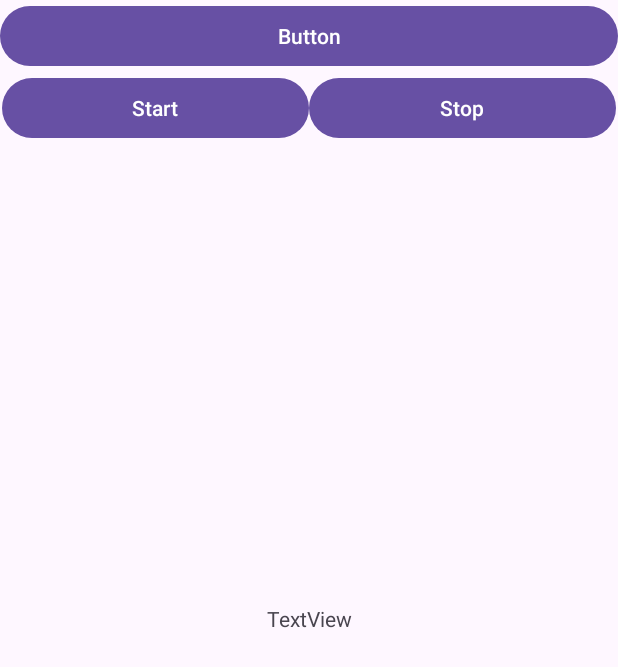
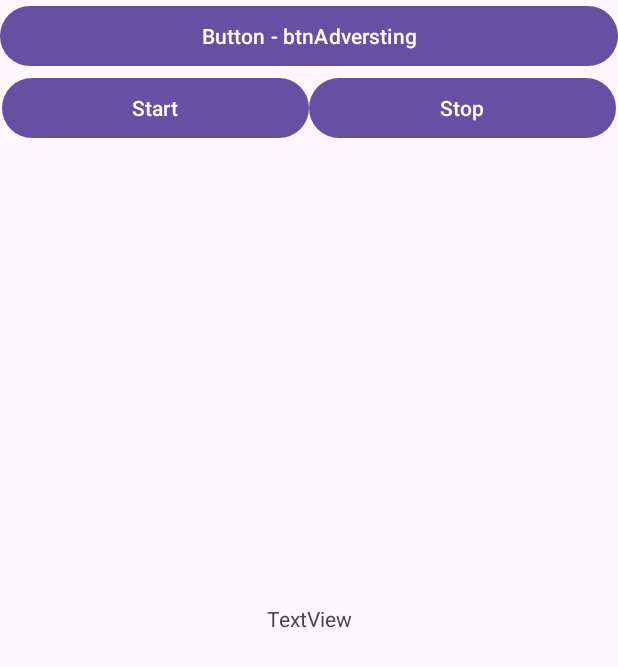
Before and after one commit to PaulLuqueCcosi/DANP_LAB4_BeaconEscaner, an Android app: the screen it shows after launch (MainActivityBLE), on a phone screen of 412 x 824 dp. Shown: the top 667 px of the screen. Run offline under Robolectric (Android 15) with nearby library versions, the phone set to English and light mode, and no system bars.

```diff
--- a/app/src/main/res/layout/activity_main_ble.xml
+++ b/app/src/main/res/layout/activity_main_ble.xml
@@ -17,7 +17,7 @@
             android:layout_width="wrap_content"
             android:layout_height="wrap_content"
             android:layout_weight="1"
-            android:text="Button" />
+            android:text="Button - btnAdversting" />
     </LinearLayout>
 
     <LinearLayout
```
Also changed, not shown: app/src/main/java/com/idnp2024a/beaconscanner/MainActivityBLE.kt (+25 -2 lines).
